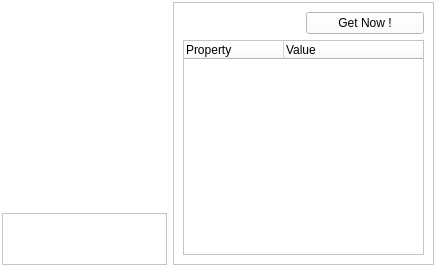
Before: the Qt Designer form rezals/detail/rzxitem.ui in Fruneau/qRezix, drawn with Qt 5.
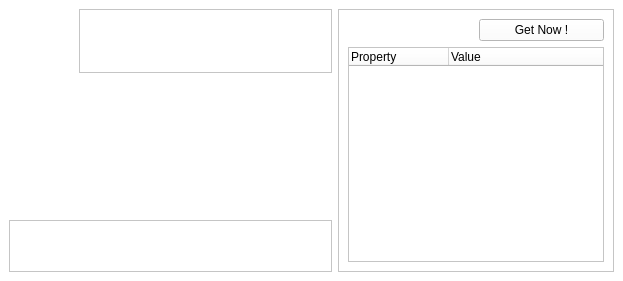
After: the same form once the commit is applied.

Commit message: Modification de l'ui de detail pour qu'en particulier Ã§a paraisse moins vide

What changed in the file:
```diff
--- a/rezals/detail/rzxitem.ui
+++ b/rezals/detail/rzxitem.ui
@@ -8,8 +8,8 @@
    <rect>
     <x>0</x>
     <y>0</y>
-    <width>436</width>
-    <height>267</height>
+    <width>623</width>
+    <height>281</height>
    </rect>
   </property>
   <property name="sizePolicy" >
@@ -302,12 +302,12 @@
   </property>
   <layout class="QGridLayout" >
    <property name="margin" >
-    <number>2</number>
+    <number>9</number>
    </property>
    <property name="spacing" >
     <number>6</number>
    </property>
-   <item row="1" column="0" >
+   <item row="3" column="0" >
     <spacer>
      <property name="orientation" >
       <enum>Qt::Vertical</enum>
@@ -315,20 +315,12 @@
      <property name="sizeHint" >
       <size>
        <width>20</width>
-       <height>3</height>
+       <height>16</height>
       </size>
      </property>
     </spacer>
    </item>
-   <item row="0" column="0" >
-    <layout class="QGridLayout" >
-     <property name="margin" >
-      <number>0</number>
-     </property>
-     <property name="spacing" >
-      <number>6</number>
-     </property>
-     <item row="2" column="1" >
+   <item row="2" column="0" >
       <layout class="QGridLayout" >
        <property name="margin" >
         <number>0</number>
@@ -446,7 +438,117 @@
        </item>
       </layout>
      </item>
-     <item row="0" column="0" colspan="3" >
+   <item row="1" column="0" >
+    <spacer>
+     <property name="orientation" >
+      <enum>Qt::Vertical</enum>
+     </property>
+     <property name="sizeHint" >
+      <size>
+       <width>20</width>
+       <height>16</height>
+      </size>
+     </property>
+    </spacer>
+   </item>
+   <item rowspan="3" row="1" column="1" >
+    <widget class="QLabel" name="lblComment" >
+     <property name="sizePolicy" >
+      <sizepolicy>
+       <hsizetype>7</hsizetype>
+       <vsizetype>7</vsizetype>
+       <horstretch>0</horstretch>
+       <verstretch>0</verstretch>
+      </sizepolicy>
+     </property>
+     <property name="minimumSize" >
+      <size>
+       <width>0</width>
+       <height>64</height>
+      </size>
+     </property>
+     <property name="text" >
+      <string/>
+     </property>
+     <property name="textFormat" >
+      <enum>Qt::PlainText</enum>
+     </property>
+     <property name="wordWrap" >
+      <bool>true</bool>
+     </property>
+    </widget>
+   </item>
+   <item row="0" column="0" colspan="2" >
+    <layout class="QHBoxLayout" >
+     <property name="margin" >
+      <number>0</number>
+     </property>
+     <property name="spacing" >
+      <number>6</number>
+     </property>
+     <item>
+      <widget class="QLabel" name="lblIcon" >
+       <property name="sizePolicy" >
+        <sizepolicy>
+         <hsizetype>0</hsizetype>
+         <vsizetype>0</vsizetype>
+         <horstretch>0</horstretch>
+         <verstretch>0</verstretch>
+        </sizepolicy>
+       </property>
+       <property name="minimumSize" >
+        <size>
+         <width>64</width>
+         <height>64</height>
+        </size>
+       </property>
+       <property name="maximumSize" >
+        <size>
+         <width>64</width>
+         <height>64</height>
+        </size>
+       </property>
+       <property name="text" >
+        <string/>
+       </property>
+      </widget>
+     </item>
+     <item>
+      <widget class="QFrame" name="frame" >
+       <property name="sizePolicy" >
+        <sizepolicy>
+         <hsizetype>7</hsizetype>
+         <vsizetype>5</vsizetype>
+         <horstretch>0</horstretch>
+         <verstretch>0</verstretch>
+        </sizepolicy>
+       </property>
+       <property name="minimumSize" >
+        <size>
+         <width>16</width>
+         <height>64</height>
+        </size>
+       </property>
+       <property name="maximumSize" >
+        <size>
+         <width>16777215</width>
+         <height>64</height>
+        </size>
+       </property>
+       <property name="frameShape" >
+        <enum>QFrame::StyledPanel</enum>
+       </property>
+       <property name="frameShadow" >
+        <enum>QFrame::Raised</enum>
+       </property>
+       <layout class="QGridLayout" >
+        <property name="margin" >
+         <number>9</number>
+        </property>
+        <property name="spacing" >
+         <number>6</number>
+        </property>
+        <item row="0" column="0" >
       <widget class="QLabel" name="lblName" >
        <property name="sizePolicy" >
         <sizepolicy>
@@ -456,9 +558,6 @@
          <verstretch>0</verstretch>
         </sizepolicy>
        </property>
-       <property name="text" >
-        <string/>
-       </property>
        <property name="textFormat" >
         <enum>Qt::RichText</enum>
        </property>
@@ -467,214 +566,12 @@
        </property>
       </widget>
      </item>
-     <item row="1" column="1" >
-      <widget class="QLabel" name="lblIcon" >
-       <property name="sizePolicy" >
-        <sizepolicy>
-         <hsizetype>0</hsizetype>
-         <vsizetype>0</vsizetype>
-         <horstretch>0</horstretch>
-         <verstretch>0</verstretch>
-        </sizepolicy>
-       </property>
-       <property name="minimumSize" >
-        <size>
-         <width>64</width>
-         <height>64</height>
-        </size>
-       </property>
-       <property name="maximumSize" >
-        <size>
-         <width>64</width>
-         <height>64</height>
-        </size>
-       </property>
-       <property name="text" >
-        <string/>
-       </property>
-      </widget>
-     </item>
-    </layout>
-   </item>
-   <item row="2" column="0" colspan="2" >
-    <widget class="QFrame" name="frmDetails" >
-     <property name="sizePolicy" >
-      <sizepolicy>
-       <hsizetype>5</hsizetype>
-       <vsizetype>0</vsizetype>
-       <horstretch>0</horstretch>
-       <verstretch>0</verstretch>
-      </sizepolicy>
-     </property>
-     <property name="frameShape" >
-      <enum>QFrame::StyledPanel</enum>
-     </property>
-     <property name="frameShadow" >
-      <enum>QFrame::Raised</enum>
-     </property>
-     <layout class="QHBoxLayout" >
-      <property name="margin" >
-       <number>8</number>
-      </property>
-      <property name="spacing" >
-       <number>6</number>
-      </property>
-      <item>
-       <widget class="QLabel" name="lblStateIcon" >
-        <property name="sizePolicy" >
-         <sizepolicy>
-          <hsizetype>0</hsizetype>
-          <vsizetype>0</vsizetype>
-          <horstretch>0</horstretch>
-          <verstretch>0</verstretch>
-         </sizepolicy>
-        </property>
-        <property name="minimumSize" >
-         <size>
-          <width>32</width>
-          <height>32</height>
-         </size>
-        </property>
-        <property name="maximumSize" >
-         <size>
-          <width>32</width>
-          <height>32</height>
-         </size>
-        </property>
-        <property name="text" >
-         <string/>
-        </property>
-       </widget>
-      </item>
-      <item>
-       <widget class="QLabel" name="lblState" >
-        <property name="text" >
-         <string/>
-        </property>
-       </widget>
-      </item>
-      <item>
-       <widget class="QLabel" name="lblOS" >
-        <property name="sizePolicy" >
-         <sizepolicy>
-          <hsizetype>0</hsizetype>
-          <vsizetype>0</vsizetype>
-          <horstretch>0</horstretch>
-          <verstretch>0</verstretch>
-         </sizepolicy>
-        </property>
-        <property name="minimumSize" >
-         <size>
-          <width>32</width>
-          <height>32</height>
-         </size>
-        </property>
-        <property name="maximumSize" >
-         <size>
-          <width>32</width>
-          <height>32</height>
-         </size>
-        </property>
-        <property name="text" >
-         <string/>
-        </property>
-       </widget>
-      </item>
-      <item>
-       <widget class="QLabel" name="lblClient" >
-        <property name="text" >
-         <string/>
-        </property>
-       </widget>
-      </item>
-      <item>
-       <widget class="QLabel" name="lblPromo" >
-        <property name="sizePolicy" >
-         <sizepolicy>
-          <hsizetype>0</hsizetype>
-          <vsizetype>0</vsizetype>
-          <horstretch>0</horstretch>
-          <verstretch>0</verstretch>
-         </sizepolicy>
-        </property>
-        <property name="minimumSize" >
-         <size>
-          <width>32</width>
-          <height>32</height>
-         </size>
-        </property>
-        <property name="maximumSize" >
-         <size>
-          <width>32</width>
-          <height>32</height>
-         </size>
-        </property>
-        <property name="text" >
-         <string/>
-        </property>
-       </widget>
-      </item>
-      <item>
-       <layout class="QVBoxLayout" >
-        <property name="margin" >
-         <number>0</number>
-        </property>
-        <property name="spacing" >
-         <number>6</number>
-        </property>
-        <item>
-         <widget class="QLabel" name="lblRezal" >
-          <property name="text" >
-           <string/>
-          </property>
-         </widget>
-        </item>
-        <item>
-         <widget class="QLabel" name="lblIP" >
-          <property name="text" >
-           <string/>
-          </property>
-         </widget>
-        </item>
-       </layout>
-      </item>
-     </layout>
-    </widget>
-   </item>
-   <item row="0" column="1" >
-    <widget class="QLabel" name="lblComment" >
-     <property name="sizePolicy" >
-      <sizepolicy>
-       <hsizetype>7</hsizetype>
-       <vsizetype>4</vsizetype>
-       <horstretch>0</horstretch>
-       <verstretch>0</verstretch>
-      </sizepolicy>
-     </property>
-     <property name="minimumSize" >
-      <size>
-       <width>0</width>
-       <height>64</height>
-      </size>
-     </property>
-     <property name="maximumSize" >
-      <size>
-       <width>16777215</width>
-       <height>128</height>
-      </size>
-     </property>
-     <property name="text" >
-      <string/>
-     </property>
-     <property name="textFormat" >
-      <enum>Qt::PlainText</enum>
-     </property>
-     <property name="wordWrap" >
-      <bool>true</bool>
-     </property>
-    </widget>
-   </item>
-   <item rowspan="3" row="0" column="2" >
+       </layout>
+      </widget>
+     </item>
+    </layout>
+   </item>
+   <item rowspan="5" row="0" column="2" >
     <widget class="QFrame" name="frmProp" >
      <property name="sizePolicy" >
       <sizepolicy>
@@ -772,6 +669,151 @@
      </layout>
     </widget>
    </item>
+   <item row="4" column="0" colspan="2" >
+    <widget class="QFrame" name="frmDetails" >
+     <property name="sizePolicy" >
+      <sizepolicy>
+       <hsizetype>5</hsizetype>
+       <vsizetype>0</vsizetype>
+       <horstretch>0</horstretch>
+       <verstretch>0</verstretch>
+      </sizepolicy>
+     </property>
+     <property name="frameShape" >
+      <enum>QFrame::StyledPanel</enum>
+     </property>
+     <property name="frameShadow" >
+      <enum>QFrame::Raised</enum>
+     </property>
+     <layout class="QHBoxLayout" >
+      <property name="margin" >
+       <number>8</number>
+      </property>
+      <property name="spacing" >
+       <number>6</number>
+      </property>
+      <item>
+       <widget class="QLabel" name="lblStateIcon" >
+        <property name="sizePolicy" >
+         <sizepolicy>
+          <hsizetype>0</hsizetype>
+          <vsizetype>0</vsizetype>
+          <horstretch>0</horstretch>
+          <verstretch>0</verstretch>
+         </sizepolicy>
+        </property>
+        <property name="minimumSize" >
+         <size>
+          <width>32</width>
+          <height>32</height>
+         </size>
+        </property>
+        <property name="maximumSize" >
+         <size>
+          <width>32</width>
+          <height>32</height>
+         </size>
+        </property>
+        <property name="text" >
+         <string/>
+        </property>
+       </widget>
+      </item>
+      <item>
+       <widget class="QLabel" name="lblState" >
+        <property name="text" >
+         <string/>
+        </property>
+       </widget>
+      </item>
+      <item>
+       <widget class="QLabel" name="lblOS" >
+        <property name="sizePolicy" >
+         <sizepolicy>
+          <hsizetype>0</hsizetype>
+          <vsizetype>0</vsizetype>
+          <horstretch>0</horstretch>
+          <verstretch>0</verstretch>
+         </sizepolicy>
+        </property>
+        <property name="minimumSize" >
+         <size>
+          <width>32</width>
+          <height>32</height>
+         </size>
+        </property>
+        <property name="maximumSize" >
+         <size>
+          <width>32</width>
+          <height>32</height>
+         </size>
+        </property>
+        <property name="text" >
+         <string/>
+        </property>
+       </widget>
+      </item>
+      <item>
+       <widget class="QLabel" name="lblClient" >
+        <property name="text" >
+         <string/>
+        </property>
+       </widget>
+      </item>
+      <item>
+       <widget class="QLabel" name="lblPromo" >
+        <property name="sizePolicy" >
+         <sizepolicy>
+          <hsizetype>0</hsizetype>
+          <vsizetype>0</vsizetype>
+          <horstretch>0</horstretch>
+          <verstretch>0</verstretch>
+         </sizepolicy>
+        </property>
+        <property name="minimumSize" >
+         <size>
+          <width>32</width>
+          <height>32</height>
+         </size>
+        </property>
+        <property name="maximumSize" >
+         <size>
+          <width>32</width>
+          <height>32</height>
+         </size>
+        </property>
+        <property name="text" >
+         <string/>
+        </property>
+       </widget>
+      </item>
+      <item>
+       <layout class="QVBoxLayout" >
+        <property name="margin" >
+         <number>0</number>
+        </property>
+        <property name="spacing" >
+         <number>6</number>
+        </property>
+        <item>
+         <widget class="QLabel" name="lblRezal" >
+          <property name="text" >
+           <string/>
+          </property>
+         </widget>
+        </item>
+        <item>
+         <widget class="QLabel" name="lblIP" >
+          <property name="text" >
+           <string/>
+          </property>
+         </widget>
+        </item>
+       </layout>
+      </item>
+     </layout>
+    </widget>
+   </item>
   </layout>
  </widget>
  <layoutdefault spacing="6" margin="0" />
```
Lines whose indentation alone changed are shown as unchanged. The commit also changes 1 other file.
